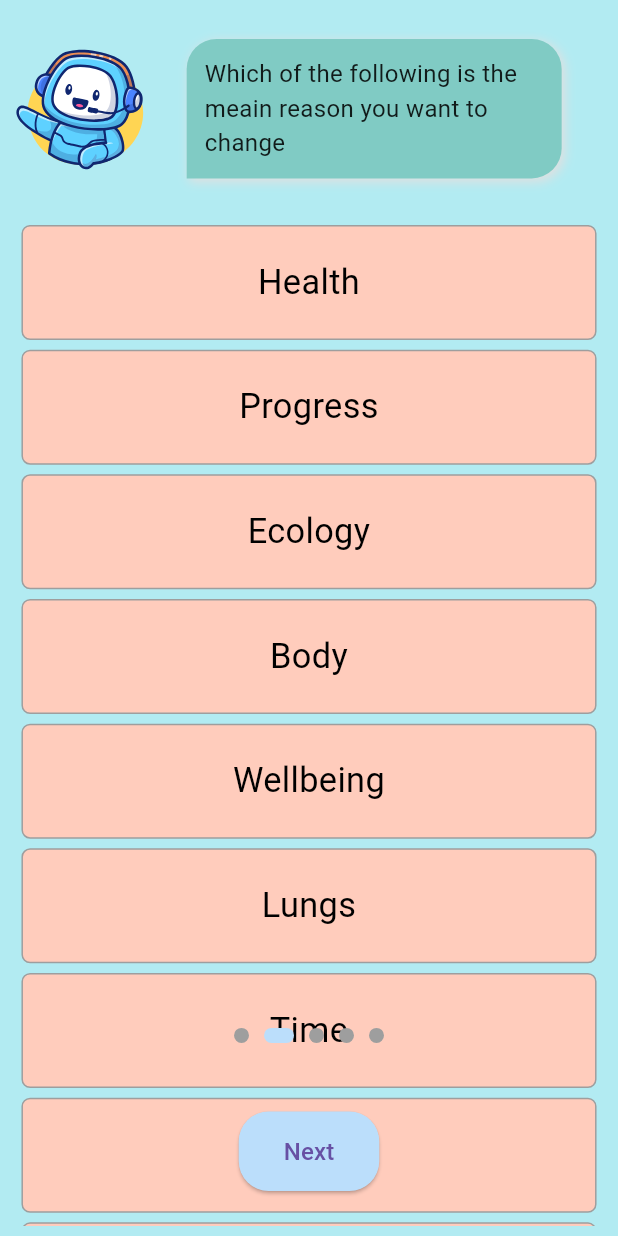
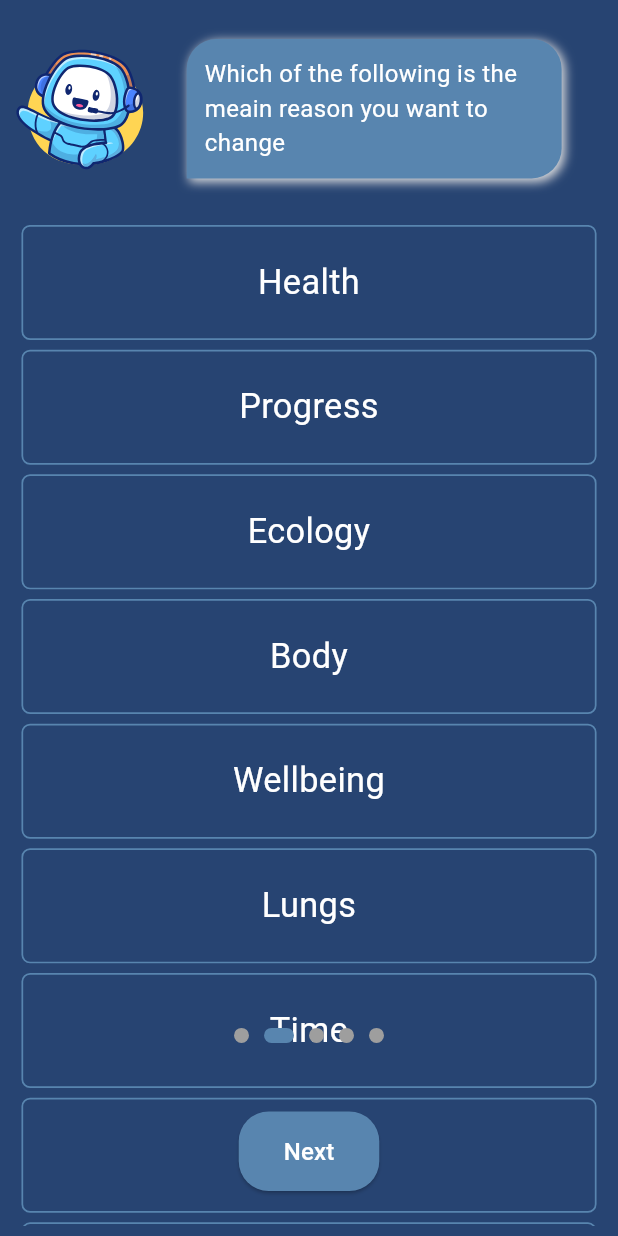
Before and after one commit to EasyCodingWithYOU/task1, a Flutter app: the screen it shows after launch, after a tap on "Next", on a phone screen of 412 x 824 dp. Run offline on Flutter 3.47's test engine with Material 3 defaults, Android fonts, the phone set to English and light mode, and no system bars; our stand-ins replace flutter_screenutil, lottie, shared_preferences.

Commit message:
update the code

```diff
--- a/lib/Screens/DashBoard_Screen/DashBoard_Screen.dart
+++ b/lib/Screens/DashBoard_Screen/DashBoard_Screen.dart
@@ -1,4 +1,5 @@
 import 'package:flutter/material.dart';
+import 'package:task_app/Utils/Colors/Colors_Name.dart';
 
 class DashBoardscreen extends StatefulWidget {
   const DashBoardscreen({super.key});
@@ -12,7 +13,10 @@ class _DashBoardscreenState extends State<DashBoardscreen> {
   Widget build(BuildContext context) {
     return Scaffold(
       body: Center(
-        child: Text('Dashboard'),
+        child: Text(
+          'Dashboard',
+          style: TextStyle(color: textColor),
+        ),
       ),
     );
   }
--- a/lib/Screens/Onboarding_Screen/Onboarding_Screen.dart
+++ b/lib/Screens/Onboarding_Screen/Onboarding_Screen.dart
@@ -76,7 +76,7 @@ class _OnboardingScreenState extends State<OnboardingScreen> {
                   },
                   child: Text(
                     _currentPage == screens.length - 1 ? "Get Started" : "Next",
-                    style: TextStyle(fontSize: 16),
+                    style: TextStyle(fontSize: 16, color: textColor),
                   ),
                 ),
               ),
--- a/lib/Screens/Onboarding_Screen/Sub_Screens/Onboard_Screen2.dart
+++ b/lib/Screens/Onboarding_Screen/Sub_Screens/Onboard_Screen2.dart
@@ -2,6 +2,7 @@ import 'package:flutter/material.dart';
 import 'package:flutter_screenutil/flutter_screenutil.dart';
 import 'package:provider/provider.dart';
 import 'package:task_app/Provider/Onboard_Provider/Onboard_Screen_2_provider.dart';
+import 'package:task_app/Utils/Colors/Colors_Name.dart';
 import 'package:task_app/Utils/List_Of_names.dart/List_Of_Names.dart';
 import 'package:task_app/Utils/Widgets/Custom_Top_Row.dart';
 
@@ -42,20 +43,23 @@ class OnboardScreen2 extends StatelessWidget {
                     },
                     child: Container(
                       decoration: BoxDecoration(
-                        color: checkboxState.checkboxStates[index]
-                            ? const Color.fromARGB(255, 80, 145, 83)
-                            : Colors.deepOrange[100],
+                        color: bodyBackgroundColor,
                         borderRadius:
                             BorderRadius.circular(20.r), // Rounded corners
-                        border: Border.all(color: Colors.grey),
+                        border: Border.all(
+                          width: 4.w,
+                          color: checkboxState.checkboxStates[index]
+                              ? const Color.fromARGB(255, 142, 220, 146)
+                              : textBorderColor,
+                        ),
                       ),
                       child: Center(
                         child: Text(
                           names[index], // Assuming `names` is a list of strings
                           style: TextStyle(
                             color: checkboxState.checkboxStates[index]
-                                ? Colors.white
-                                : Colors.black,
+                                ? Color.fromARGB(255, 142, 220, 146)
+                                : Colors.white,
                             fontSize: 80.sp,
                           ),
                           textAlign: TextAlign.center,
--- a/lib/Screens/Onboarding_Screen/Sub_Screens/Onboard_screen3.dart
+++ b/lib/Screens/Onboarding_Screen/Sub_Screens/Onboard_screen3.dart
@@ -1,5 +1,6 @@
 import 'package:flutter/material.dart';
 import 'package:flutter_screenutil/flutter_screenutil.dart';
+import 'package:task_app/Utils/Colors/Colors_Name.dart';
 import 'package:task_app/Utils/Widgets/Curriency_Dialog.dart';
 import 'package:task_app/Utils/Widgets/Custom_Top_Row.dart';
 import 'package:task_app/Utils/Widgets/Rounded_Icon_Button.dart';
@@ -53,7 +54,7 @@ class _OnboardScreen3State extends State<OnboardScreen3> {
                 },
                 child: Text(
                   "Do you want to Select Currency tap on me",
-                  style: TextStyle(color: Colors.black),
+                  style: TextStyle(color: textColor),
                 )),
           ],
         ),
--- a/lib/Screens/Onboarding_Screen/Sub_Screens/Onboarding_Screen1.dart
+++ b/lib/Screens/Onboarding_Screen/Sub_Screens/Onboarding_Screen1.dart
@@ -38,11 +38,19 @@ class _OnboardScreen1State extends State<OnboardScreen1> {
                 SizedBox(
                   height: 300.h,
                 ),
+
                 TextField(
                   controller: _firstNameController,
                   decoration: InputDecoration(
                     labelText: 'First Name',
-                    border: OutlineInputBorder(),
+                    labelStyle: TextStyle(color: textColor),
+                    enabledBorder: OutlineInputBorder(
+                        borderSide:
+                            BorderSide(color: textBorderColor, width: 3.w)),
+                    focusedBorder: OutlineInputBorder(
+                      borderSide:
+                          BorderSide(color: textBorderColor, width: 3.0),
+                    ),
                   ),
                 ),
                 SizedBox(height: 56.h),
@@ -52,7 +60,14 @@ class _OnboardScreen1State extends State<OnboardScreen1> {
                   controller: _middleNameController,
                   decoration: InputDecoration(
                     labelText: 'Middle Name',
-                    border: OutlineInputBorder(),
+                    labelStyle: TextStyle(color: textColor),
+                    enabledBorder: OutlineInputBorder(
+                        borderSide:
+                            BorderSide(color: textBorderColor, width: 3.w)),
+                    focusedBorder: OutlineInputBorder(
+                      borderSide:
+                          BorderSide(color: textBorderColor, width: 3.0),
+                    ),
                   ),
                 ),
                 SizedBox(height: 56.h),
@@ -62,7 +77,14 @@ class _OnboardScreen1State extends State<OnboardScreen1> {
                   controller: _lastNameController,
                   decoration: InputDecoration(
                     labelText: 'Last Name',
-                    border: OutlineInputBorder(),
+                    labelStyle: TextStyle(color: textColor),
+                    enabledBorder: OutlineInputBorder(
+                        borderSide:
+                            BorderSide(color: textBorderColor, width: 3.w)),
+                    focusedBorder: OutlineInputBorder(
+                      borderSide:
+                          BorderSide(color: textBorderColor, width: 3.0),
+                    ),
                   ),
                 ),
                 SizedBox(height: 36.h),
@@ -71,6 +93,7 @@ class _OnboardScreen1State extends State<OnboardScreen1> {
                 Center(
                   child: ElevatedButton(
                     style: ElevatedButton.styleFrom(
+                        foregroundColor: buttonForgroundColor,
                         backgroundColor: ButtonBackGroundColor),
                     onPressed: () {
                       // Display the entered data
--- a/lib/Utils/Colors/Colors_Name.dart
+++ b/lib/Utils/Colors/Colors_Name.dart
@@ -1,3 +1,8 @@
 import 'package:flutter/material.dart';
 
-Color? ButtonBackGroundColor = Colors.blue[100];
+Color? ButtonBackGroundColor = Color(0xff5885af);
+Color textBorderColor = Color(0xff5885af);
+Color textColor = Colors.white;
+
+Color buttonForgroundColor = Colors.white;
+Color bodyBackgroundColor = Color(0xff274472);
--- a/lib/Utils/Widgets/Custom_Top_Row.dart
+++ b/lib/Utils/Widgets/Custom_Top_Row.dart
@@ -1,6 +1,7 @@
 import 'package:flutter/material.dart';
 import 'package:flutter_screenutil/flutter_screenutil.dart';
 import 'package:lottie/lottie.dart';
+import 'package:task_app/Utils/Colors/Colors_Name.dart';
 import 'package:task_app/Utils/Lottie_Names/Lottie_Names.dart';
 
 class CustomTopRow extends StatelessWidget {
@@ -18,7 +19,7 @@ class CustomTopRow extends StatelessWidget {
           constraints:
               const BoxConstraints(maxWidth: 250), // Max width of the bubble
           decoration: BoxDecoration(
-            color: Colors.teal[200], // Bubble color
+            color: ButtonBackGroundColor, // Bubble color
             borderRadius: const BorderRadius.only(
               topLeft: Radius.circular(20.0), // Rounded corner
               topRight: Radius.circular(20.0), // Rounded corner
@@ -37,7 +38,7 @@ class CustomTopRow extends StatelessWidget {
             textValue,
             style: TextStyle(
               fontSize: 16.0,
-              color: Colors.black87, // Text color
+              color: textColor, // Text color
             ),
           ),
         ),
--- a/lib/Utils/Widgets/Rounded_Icon_Button.dart
+++ b/lib/Utils/Widgets/Rounded_Icon_Button.dart
@@ -1,5 +1,6 @@
 import 'package:flutter/material.dart';
 import 'package:flutter_screenutil/flutter_screenutil.dart';
+import 'package:task_app/Utils/Colors/Colors_Name.dart';
 
 class RoundedIconButton extends StatelessWidget {
   final String imagePath;
@@ -24,7 +25,7 @@ class RoundedIconButton extends StatelessWidget {
           width: MediaQuery.of(context).size.width,
           padding: EdgeInsets.symmetric(horizontal: 26.w, vertical: 26.h),
           decoration: BoxDecoration(
-            color: Colors.white, // Background color
+            color: ButtonBackGroundColor, // Background color
             borderRadius: BorderRadius.circular(26), // Rounded border
             boxShadow: [
               BoxShadow(
@@ -49,7 +50,7 @@ class RoundedIconButton extends StatelessWidget {
                 Text(
                   text,
                   style: TextStyle(
-                    // color: Colors.white,
+                    color: buttonForgroundColor,
                     fontWeight: FontWeight.bold,
                   ),
                 ),
--- a/lib/main.dart
+++ b/lib/main.dart
@@ -32,7 +32,9 @@ class MyApp extends StatelessWidget {
             ChangeNotifierProvider(create: (_) => DatePickerProvider()),
           ],
           child: MaterialApp(
-            theme: ThemeData(scaffoldBackgroundColor: Colors.cyan[100]),
+            theme: ThemeData(
+                scaffoldBackgroundColor: Color(0xff274472),
+                textTheme: TextTheme()),
             debugShowCheckedModeBanner: false,
             home: SplashScreen(),
           ),
@@ -66,9 +68,9 @@ class _SplashScreenState extends State<SplashScreen> {
     } else {
       // await prefs.setBool('isFirstTime', true);
       Navigator.pushReplacement(
-          context, MaterialPageRoute(builder: (context) => OnboardingScreen()));
-      // context,
-      // MaterialPageRoute(builder: (context) => DashBoardscreen()));
+          //     context, MaterialPageRoute(builder: (context) => OnboardingScreen()));
+          context,
+          MaterialPageRoute(builder: (context) => DashBoardscreen()));
     }
   }
 
```
Also changed, not shown: lib/Screens/Auth_Screen/login_Screen.dart (+9 -4 lines), lib/Screens/Onboarding_Screen/Sub_Screens/onboard_Screen4.dart (+9 -2 lines), lib/Screens/Onboarding_Screen/Sub_Screens/onboard_screen5.dart (+9 -2 lines), lib/Utils/Widgets/Check_Box_Dialoge.dart (+24 -6 lines), lib/Utils/Widgets/Curriency_Dialog.dart (+5 -3 lines).
